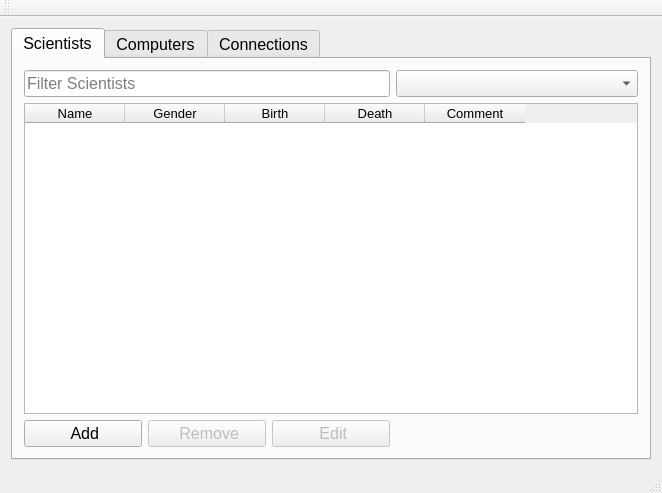
The window that mainwindow.ui (ManiSigt/Verklegt-nams) describes before a commit, drawn with Qt 5.
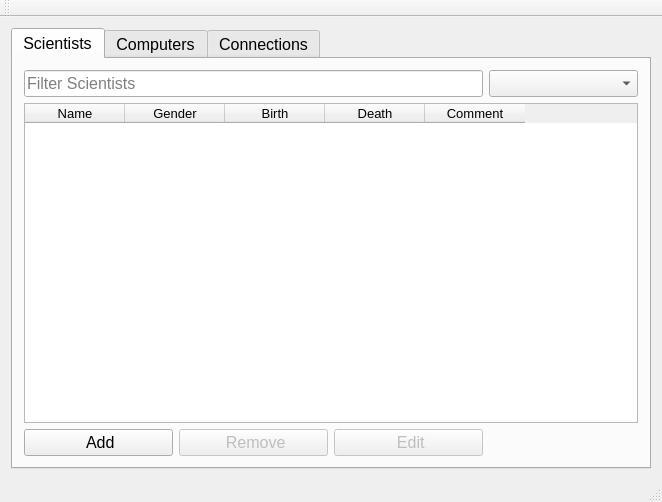
The same window after the commit. The open tabs and pages were chosen to show the change. Icons and pictures are not drawn.

```diff
--- a/mainwindow.ui
+++ b/mainwindow.ui
@@ -7,7 +7,7 @@
     <x>0</x>
     <y>0</y>
     <width>662</width>
-    <height>493</height>
+    <height>502</height>
    </rect>
   </property>
   <property name="windowTitle">
@@ -37,20 +37,6 @@
         <string>Scientists</string>
        </attribute>
        <layout class="QGridLayout" name="gridLayout">
-        <item row="5" column="1">
-         <widget class="QPushButton" name="button_scientist_remove">
-          <property name="enabled">
-           <bool>false</bool>
-          </property>
-          <property name="text">
-           <string> Remove</string>
-          </property>
-          <property name="icon">
-           <iconset resource="myresourcefile.qrc">
-            <normaloff>:/icons/icons/remove.png</normaloff>:/icons/icons/remove.png</iconset>
-          </property>
-         </widget>
-        </item>
         <item row="0" column="0" colspan="3">
          <widget class="QLineEdit" name="input_scientist">
           <property name="placeholderText">
@@ -58,21 +44,10 @@
           </property>
          </widget>
         </item>
-        <item row="5" column="0">
-         <widget class="QPushButton" name="button_scientist_add">
-          <property name="text">
-           <string> Add</string>
-          </property>
-          <property name="icon">
-           <iconset resource="myresourcefile.qrc">
-            <normaloff>:/icons/icons/add2.png</normaloff>:/icons/icons/add2.png</iconset>
-          </property>
-         </widget>
-        </item>
-        <item row="0" column="3" colspan="2">
+        <item row="0" column="3">
          <widget class="QComboBox" name="dropdown_scientist"/>
         </item>
-        <item row="1" column="0" colspan="5">
+        <item row="1" column="0" colspan="4">
          <widget class="QTableWidget" name="table_scientist">
           <property name="font">
            <font>
@@ -115,7 +90,32 @@
           </column>
          </widget>
         </item>
-        <item row="5" column="2">
+        <item row="2" column="0">
+         <widget class="QPushButton" name="button_scientist_add">
+          <property name="text">
+           <string> Add</string>
+          </property>
+          <property name="icon">
+           <iconset resource="myresourcefile.qrc">
+            <normaloff>:/icons/icons/add2.png</normaloff>:/icons/icons/add2.png</iconset>
+          </property>
+         </widget>
+        </item>
+        <item row="2" column="1">
+         <widget class="QPushButton" name="button_scientist_remove">
+          <property name="enabled">
+           <bool>false</bool>
+          </property>
+          <property name="text">
+           <string> Remove</string>
+          </property>
+          <property name="icon">
+           <iconset resource="myresourcefile.qrc">
+            <normaloff>:/icons/icons/remove.png</normaloff>:/icons/icons/remove.png</iconset>
+          </property>
+         </widget>
+        </item>
+        <item row="2" column="2">
          <widget class="QPushButton" name="button_scientist_edit">
           <property name="enabled">
            <bool>false</bool>
```
Left out of the diff: 19 changed lines with no effect on the pictures.
